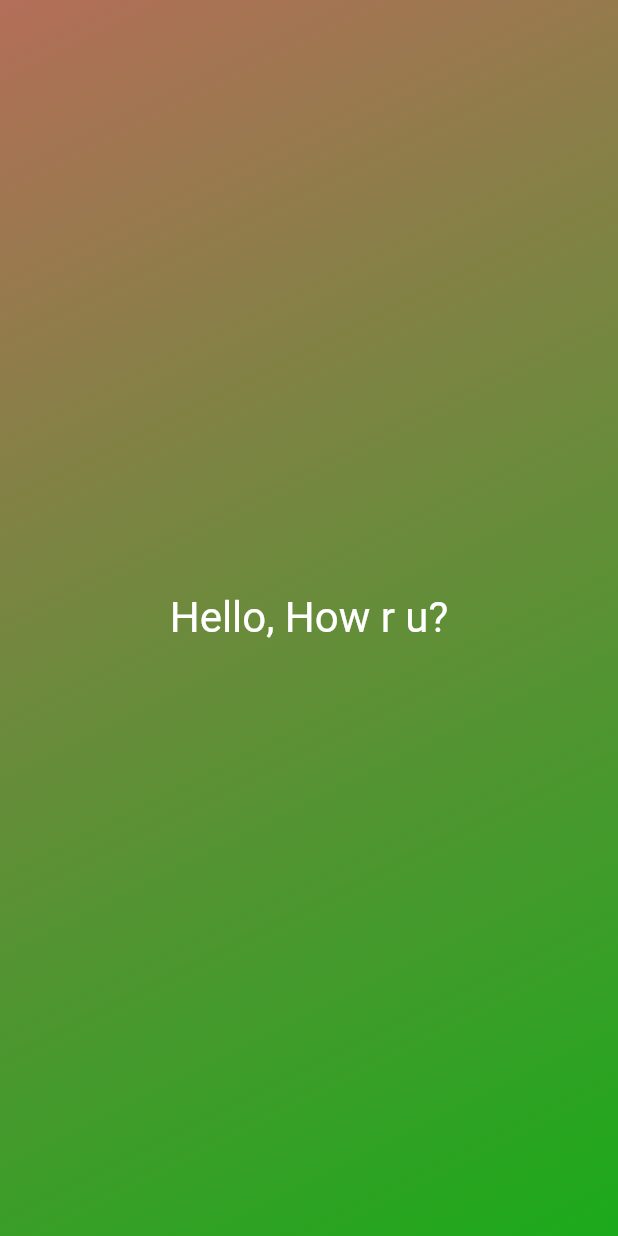
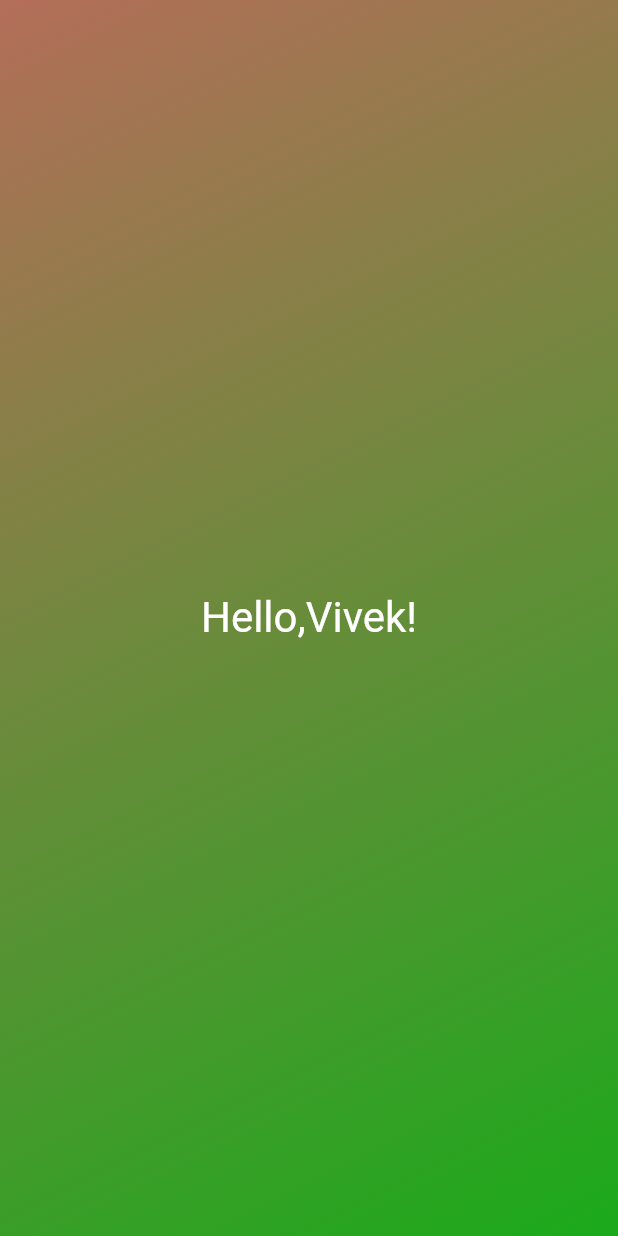
Before and after one commit to TechWhizVanshita/Flutter, a Flutter app: the screen it shows after launch, on a phone screen of 412 x 824 dp. Run offline on Flutter 3.47's test engine with Material 2 defaults, Android fonts, the phone set to English and light mode, and no system bars.

Commit message:
add text and change by user

```diff
--- a/dice_roller_app/lib/gradient_container.dart
+++ b/dice_roller_app/lib/gradient_container.dart
@@ -21,7 +21,7 @@ class GradientContainer extends StatelessWidget {
         ),
       ),
       child: const Center(
-        child: StyleText(),
+        child: StyleText('Hello,Vivek!'),
       ),
     );
   }
--- a/dice_roller_app/lib/style_text.dart
+++ b/dice_roller_app/lib/style_text.dart
@@ -1,13 +1,18 @@
 import 'package:flutter/material.dart';
 
 class StyleText extends StatelessWidget {
-  const StyleText({super.key});
+  const StyleText(this.text, {super.key});
+
+  final String text;
 
   @override
   Widget build(context) {
-    return const Text(
-      'Hello, How r u?',
-      style: TextStyle(fontSize: 28, color: Colors.white),
+    return Text(
+      text,
+      style: const TextStyle(
+        fontSize: 28,
+        color: Colors.white,
+      ),
     );
   }
 }
```
